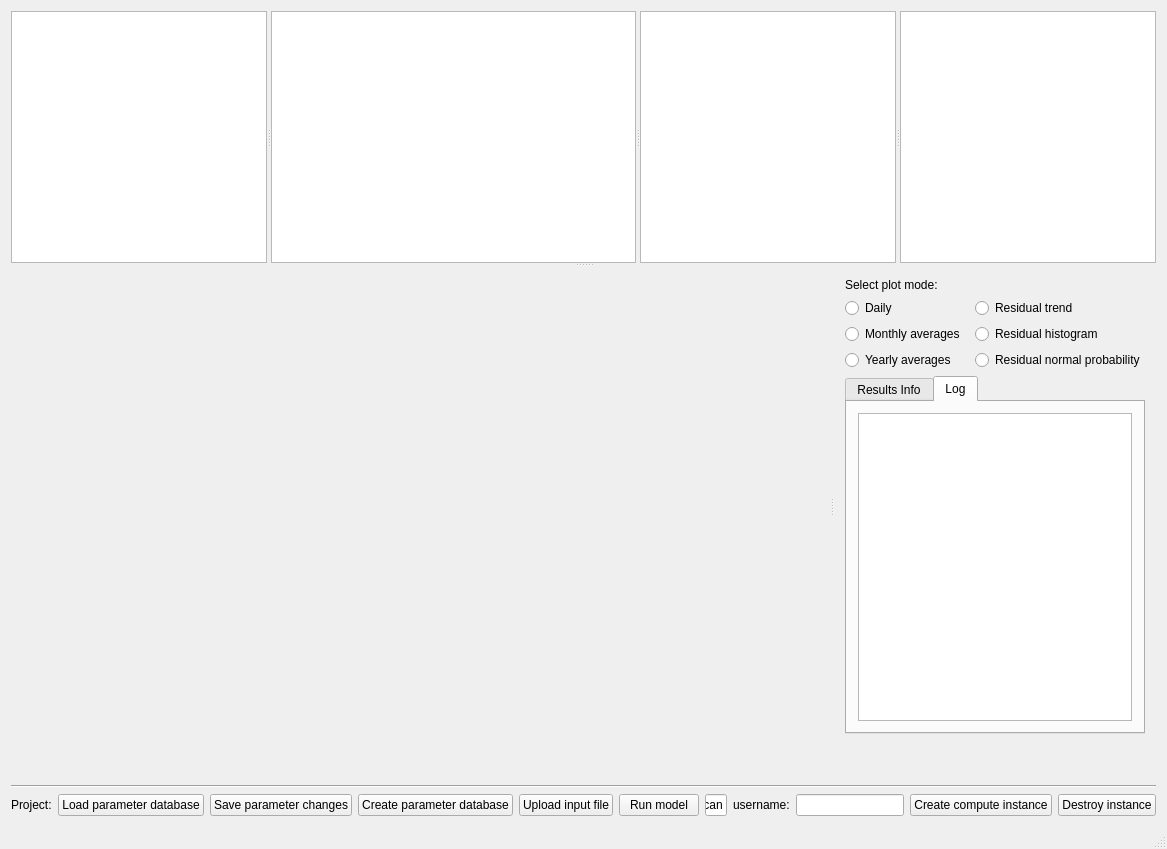
Before: the Qt Designer form mainwindow.ui in Lecheps/INCAView, drawn with Qt 5.
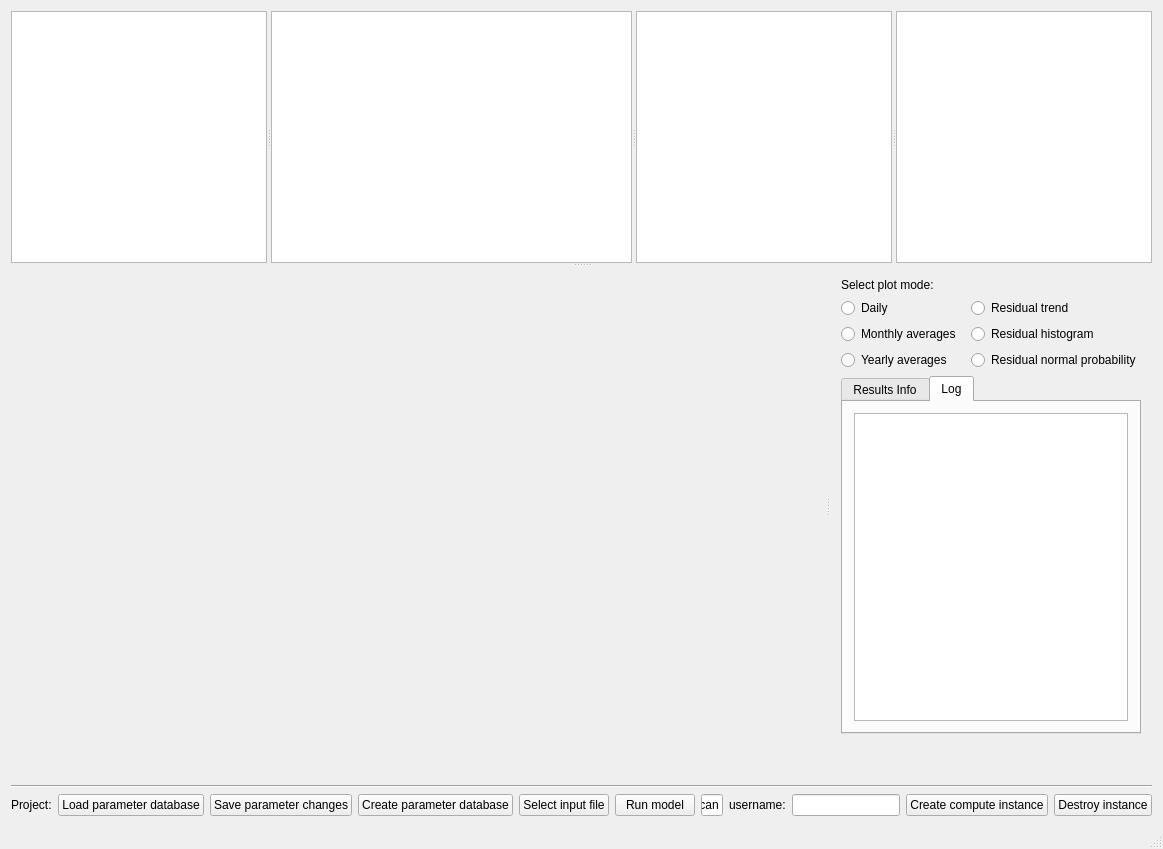
After: the same form once the commit is applied. Custom widgets are drawn as their Qt base class.

```diff
--- a/mainwindow.ui
+++ b/mainwindow.ui
@@ -230,7 +230,7 @@
         <item>
          <widget class="QPushButton" name="pushUploadInputs">
           <property name="text">
-           <string>Upload input file</string>
+           <string>Select input file</string>
           </property>
          </widget>
         </item>
```
